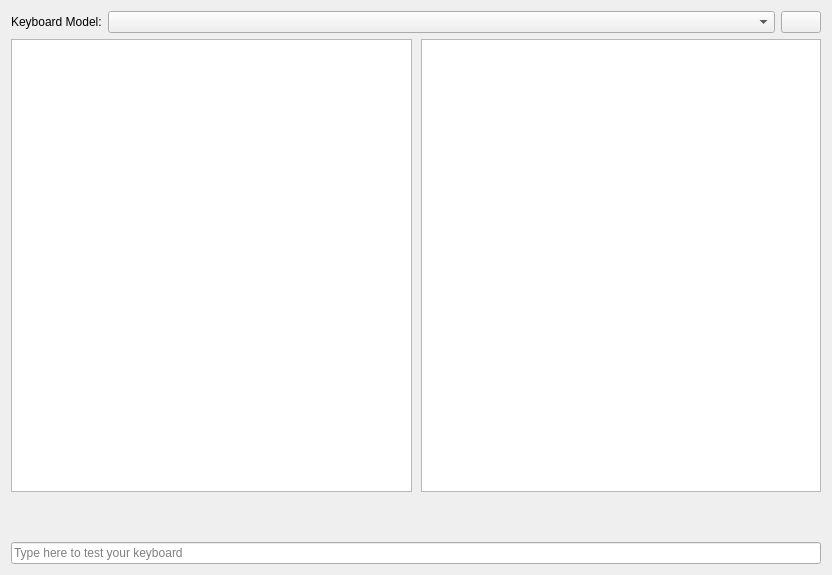
Qt form src/manjaro-settings-manager/pages/PageKeyboard.ui (manjaro/manjaro-settings-manager) before a commit.
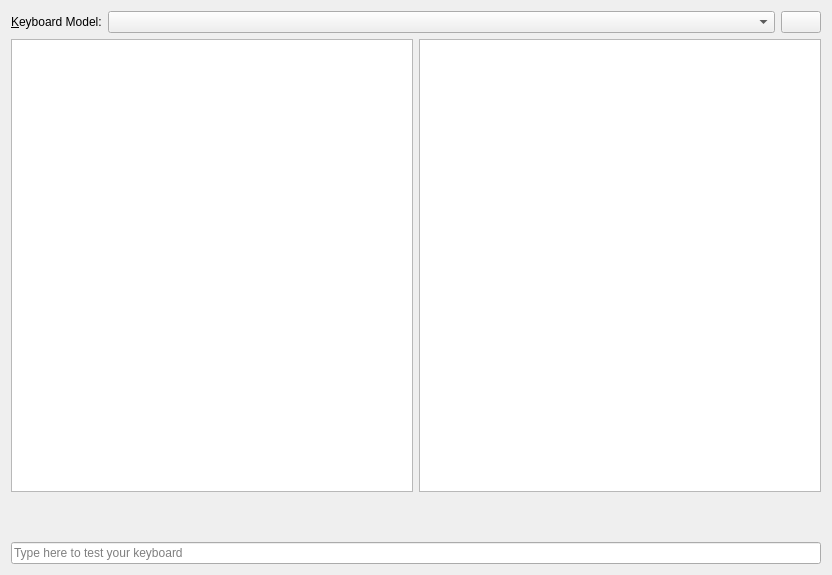
The same form after that commit. Icons and pictures are not drawn.

Commit message: Use view/model in PageKeyboard

Diff of the .ui file:
```diff
--- a/src/manjaro-settings-manager/pages/PageKeyboard.ui
+++ b/src/manjaro-settings-manager/pages/PageKeyboard.ui
@@ -22,12 +22,15 @@
      <item>
       <widget class="QLabel" name="label">
        <property name="text">
-        <string>Keyboard Model:</string>
+        <string>&amp;Keyboard Model:</string>
+       </property>
+       <property name="buddy">
+        <cstring>modelComboBox</cstring>
        </property>
       </widget>
      </item>
      <item>
-      <widget class="QComboBox" name="comboBoxModel">
+      <widget class="QComboBox" name="modelComboBox">
        <property name="sizePolicy">
         <sizepolicy hsizetype="Expanding" vsizetype="Fixed">
          <horstretch>0</horstretch>
@@ -56,15 +59,12 @@
     </layout>
    </item>
    <item>
-    <layout class="QHBoxLayout" name="horizontalLayout_3">
-     <property name="spacing">
-      <number>9</number>
-     </property>
+    <layout class="QHBoxLayout" name="horizontalLayout_4">
      <item>
-      <widget class="QListWidget" name="listLayout"/>
+      <widget class="QListView" name="layoutsListView"/>
      </item>
      <item>
-      <widget class="QListWidget" name="listVariant"/>
+      <widget class="QListView" name="variantsListView"/>
      </item>
     </layout>
    </item>
```
Left out of the diff: 3 changed lines with no effect on the pictures. The commit also changes 7 other files.
